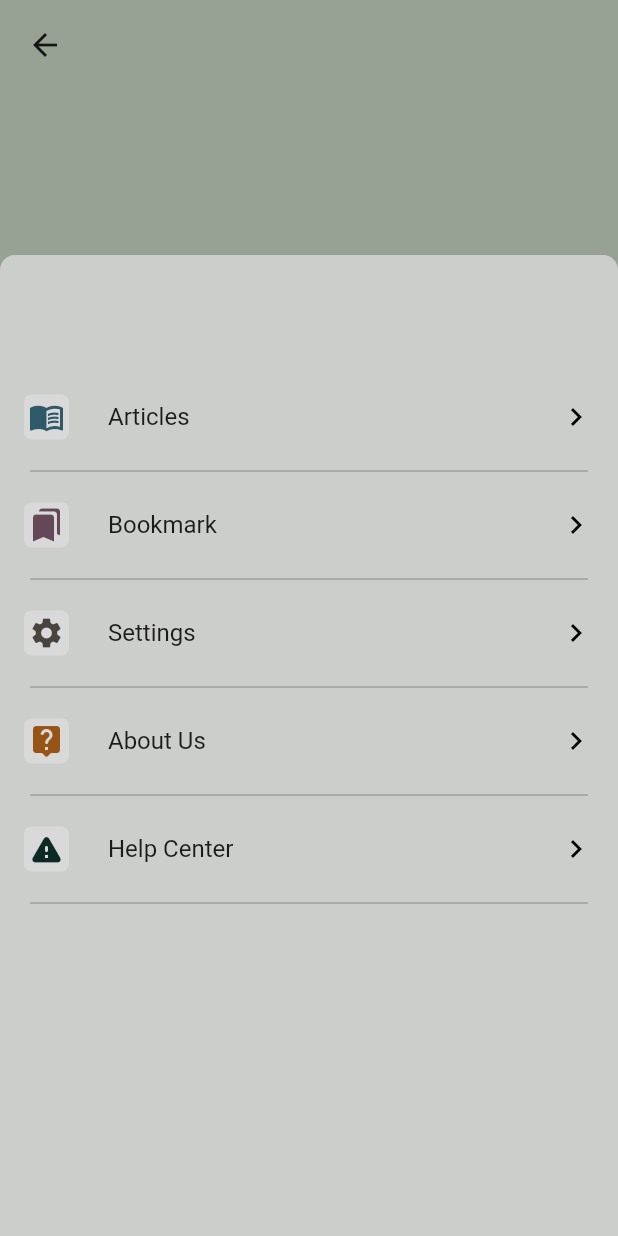
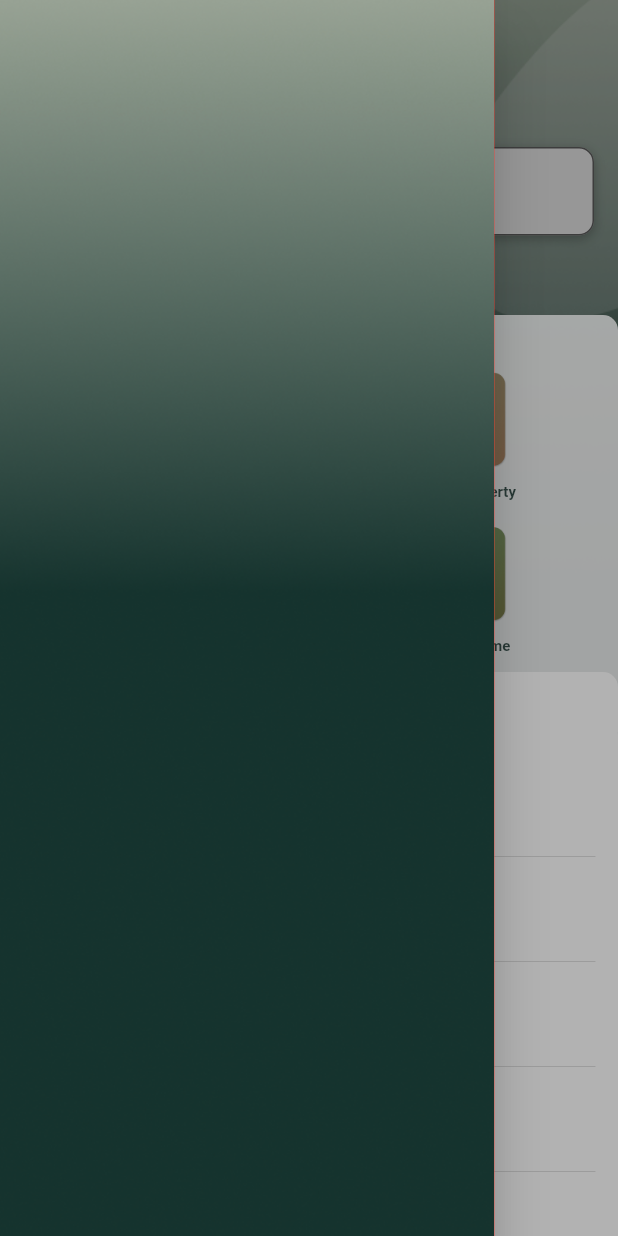
Before and after one commit to sev-n/Legal-Ease-Ius-Criminale, a Flutter app: the HomeOption screen opened directly, scrolled down 576 dp, after a tap on the "grid view" icon, on a phone screen of 412 x 824 dp. Run offline on Flutter 3.47's test engine with Material 2 defaults, Android fonts, the phone set to English and light mode, and no system bars; our stand-ins replace get, smooth_page_indicator; Roboto replaces fonts that are missing (RobotoFLex, RobotoFlex).

Commit message:
Change side bar menu, status: Incomplete

```diff
--- a/lib/main.dart
+++ b/lib/main.dart
@@ -2,6 +2,7 @@ import 'package:flutter/material.dart';
 import 'src/welcome_screen.dart';
 import 'package:flutter/services.dart';
 import 'package:get/get.dart';
+
 
 
 void main() {
--- a/lib/src/home_option.dart
+++ b/lib/src/home_option.dart
@@ -3,7 +3,10 @@ import 'package:legalease_matrimonial/src/sidenav.dart';
 import 'pages/contents/content.dart';
 import 'package:get/get.dart';
 
+import 'sidemenu.dart';
+
 TextEditingController _textEditingController = TextEditingController();
+
 
   class HomeOption extends StatelessWidget {
   const HomeOption({super.key});
@@ -15,7 +18,9 @@ class HomeOption extends StatelessWidget {
     FocusScopeNode textFieldFocus = FocusScope.of(context);
 
     return Scaffold(
+      drawerScrimColor: Colors.black.withOpacity(0.3),
       resizeToAvoidBottomInset: false,
+      drawer: const SideMenu(),
       body: SafeArea(
         child: Align(
           alignment: Alignment.center,
@@ -107,10 +112,40 @@ class HomeOption extends StatelessWidget {
                             ),
                           ),
                         ),
+
+                        // !Alert: uncomment for old side bar and comment the new side bar
+                        // Positioned(
+                        //   top: 20,
+                        //   left: 16,
+                        //   child: GestureDetector(
+                        //     child: Container(
+                        //       height: 25,
+                        //       width: 25,
+                        //       decoration: BoxDecoration(
+                        //         color: const Color(0xCCD9D9D9),
+                        //         borderRadius: BorderRadius.circular(5.0),
+                        //       ),
+                        //       child: const Icon(
+                        //         Icons.grid_view_rounded,
+                        //         size: 20,
+                        //         color: Color(0xCC0C2924),
+                        //       ),
+                        //     ),
+                        //     // const Sidenav()
+                        //     onTap: () {
+                        //       Get.to(
+                        //         () => const Sidenav(),
+                        //         transition: Transition.leftToRight,
+                        //         duration: const Duration(milliseconds: 370),
+                        //       );
+                        //     },
+                        //   ),
+                        // ),
+
+                        // !Alert this is for new side bar
                         Positioned(
                           top: 20,
                           left: 16,
-                          child: GestureDetector(
                           child: Container(
                             height: 25,
                             width: 25,
@@ -118,22 +153,26 @@ class HomeOption extends StatelessWidget {
                               color: const Color(0xCCD9D9D9),
                               borderRadius: BorderRadius.circular(5.0),
                             ),
-                              child: const Icon(
+                          ),
+                        ),
+                        Positioned(
+                          top: 9,
+                          left: 5,
+                          child: Builder(
+                            builder: (context) {
+                              return IconButton(
+                                icon: const Icon(
                                   Icons.grid_view_rounded,
                                   size: 20,
                                   color: Color(0xCC0C2924),
                                 ),
-                            ),
-                            // const Sidenav()
-                            onTap: () {
-                              Get.to(
-                                () => const Sidenav(),
-                                transition: Transition.leftToRight,
-                                duration: const Duration(milliseconds: 370),
+                                onPressed: () => Scaffold.of(context).openDrawer(),
                               );
-                            },
+                            }
                           ),
                         ),
+
+
                         const Positioned(
                           top: 98,
                           right: 16,
@@ -264,12 +303,14 @@ class HomeOption extends StatelessWidget {
                     ),
                   ),
                 ),
-              )
+              ),
             ],
           ),
         ),
       ),
     );
+
+
   }
 }
 
--- /dev/null
+++ b/lib/src/sidemenu.dart
@@ -0,0 +1,68 @@
+import 'package:flutter/material.dart';
+
+class SideMenu extends StatelessWidget {
+  const SideMenu({super.key});
+
+
+  // TODO: side menu bar incomplete.
+  @override
+  Widget build(BuildContext context) {
+    return SafeArea(
+      child: Drawer(
+        backgroundColor: Colors.red,
+        shadowColor: Colors.black,
+        width: MediaQuery.of(context).size.width * 0.80,
+        child: ListView(
+          shrinkWrap: true,
+          physics: const NeverScrollableScrollPhysics(),
+          padding: EdgeInsets.zero,
+          children: <Widget>[
+            SizedBox(
+              height: MediaQuery.of(context).size.height,
+              child: const DrawerHeader(
+                  margin: EdgeInsets.all(0),
+                  decoration: BoxDecoration(
+                      image: DecorationImage(
+                    image: AssetImage('assets/images/OPTIONAL.png'),
+                    fit: BoxFit.cover,
+                  )
+                      //color: Colors.blue,
+                      ),
+                  // ** Items here!
+                  child: null),
+            ),
+            Container(
+              height: MediaQuery.of(context).size.height,
+              decoration: const BoxDecoration(
+                borderRadius: BorderRadius.only(
+                  topLeft: Radius.circular(10.0),
+                  topRight: Radius.circular(10.0),
+                ),
+                color: Colors.green,
+              ),
+              child: Column(
+                children: [
+                  ListTile(
+                    leading: const Icon(Icons.message),
+                    title: const Text('Messages'),
+                    onTap: () {},
+                  ),
+                  ListTile(
+                    leading: const Icon(Icons.account_circle),
+                    title: const Text('Profile'),
+                    onTap: () {},
+                  ),
+                  ListTile(
+                    leading: const Icon(Icons.settings),
+                    title: const Text('Settings'),
+                    onTap: () {},
+                  ),
+                ],
+              ),
+            ),
+          ],
+        ),
+      ),
+    );
+  }
+}
```
Also changed, not shown: lib/src/sidenav.dart (+38 -2 lines), assets/images/Logo (2).png (added), assets/images/bg_side_header.png (added), assets/images/side_logo.png (added). Lines whose indentation alone changed are shown as unchanged.
